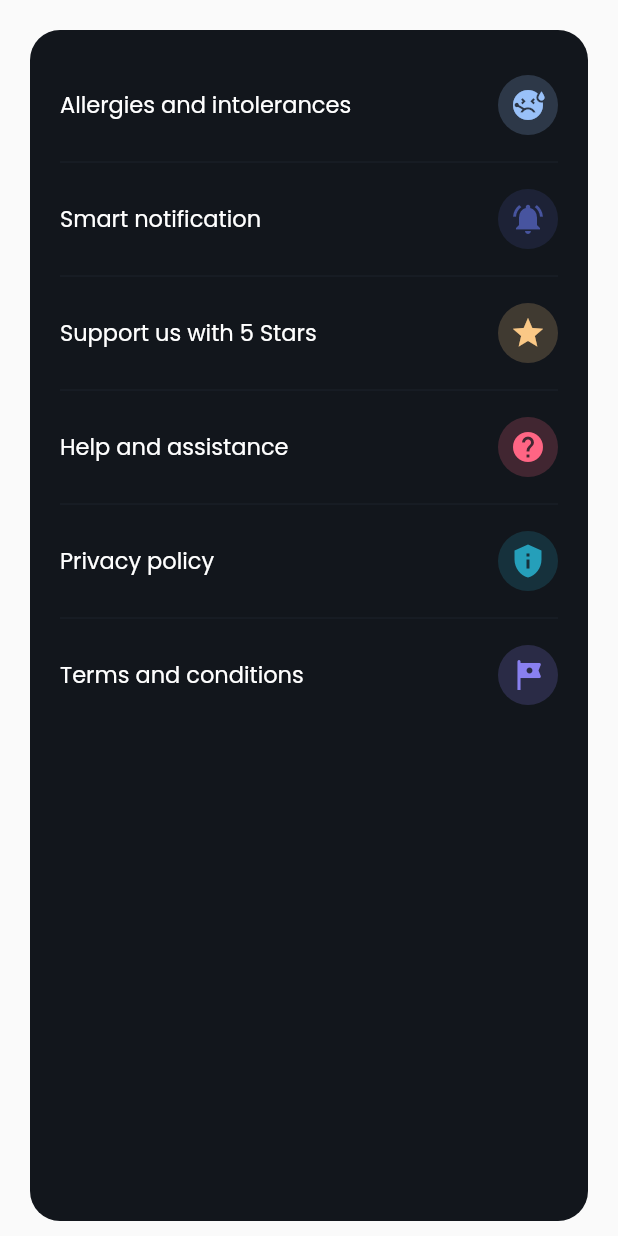
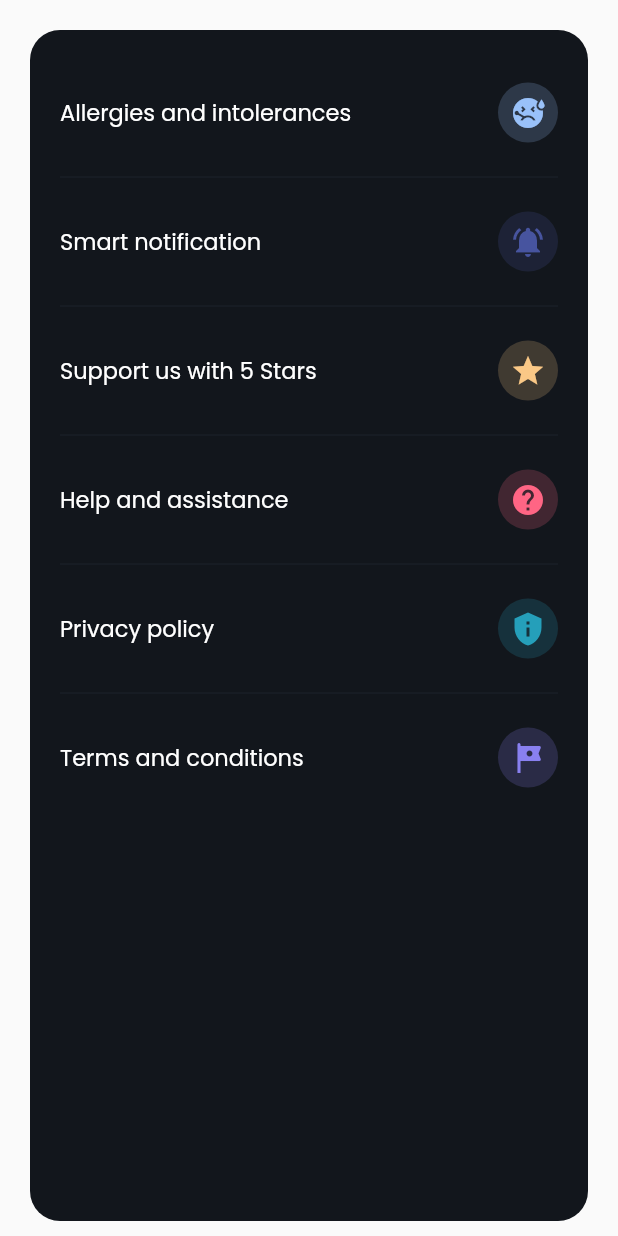
Before and after one commit to mitegj/food_match, a Flutter app: the SettingsArea widget shown alone on an empty page, opened directly with empty values, on a phone screen of 412 x 824 dp. Run offline on Flutter 3.47's test engine with Material 2 defaults, Android fonts, the phone set to English and light mode, and no system bars; our stand-ins replace cloud_firestore, firebase_auth, firebase_core, firebase_remote_config, fl_chart, flutter_local_notifications and 13 more; accounts and stored records are empty.

```diff
--- a/lib/services/user_database.dart
+++ b/lib/services/user_database.dart
@@ -41,7 +41,7 @@ class UserDatabase {
     try {
       String uid = FirebaseAuth.instance.currentUser!.uid.toString();
       await _firestore.collection(conf.userCollection).doc(uid).delete();
-      FirebaseAuth.instance.currentUser?.delete();
+      await FirebaseAuth.instance.currentUser?.delete();
       await FirebaseAuth.instance.signOut();
     } catch (e) {
       Get.snackbar(
--- a/lib/widgets/settings/settings_area.dart
+++ b/lib/widgets/settings/settings_area.dart
@@ -37,7 +37,7 @@ class SettingsArea extends StatelessWidget {
                   ));
             },
             child: Padding(
-              padding: const EdgeInsets.only(top: 10.0, bottom: 10),
+              padding: const EdgeInsets.only(top: 15.0, bottom: 15),
               child: Row(
                 mainAxisAlignment: MainAxisAlignment.spaceBetween,
                 children: [
@@ -65,7 +65,7 @@ class SettingsArea extends StatelessWidget {
                   ));
             },
             child: Padding(
-              padding: const EdgeInsets.only(top: 10.0, bottom: 10),
+              padding: const EdgeInsets.only(top: 15.0, bottom: 15),
               child: Row(
                 mainAxisAlignment: MainAxisAlignment.spaceBetween,
                 children: [
@@ -95,7 +95,7 @@ class SettingsArea extends StatelessWidget {
               conf.launchURL(lng);
             },
             child: Padding(
-              padding: const EdgeInsets.only(top: 10.0, bottom: 10),
+              padding: const EdgeInsets.only(top: 15.0, bottom: 15),
               child: Row(
                 mainAxisAlignment: MainAxisAlignment.spaceBetween,
                 children: [
@@ -124,7 +124,7 @@ class SettingsArea extends StatelessWidget {
               _settingController.openEmailFeedback();
             },
             child: Padding(
-              padding: const EdgeInsets.only(top: 10.0, bottom: 10),
+              padding: const EdgeInsets.only(top: 15.0, bottom: 15),
               child: Row(
                 mainAxisAlignment: MainAxisAlignment.spaceBetween,
                 children: [
@@ -155,7 +155,7 @@ class SettingsArea extends StatelessWidget {
               conf.launchURL(url);
             },
             child: Padding(
-              padding: const EdgeInsets.only(top: 10.0, bottom: 10),
+              padding: const EdgeInsets.only(top: 15.0, bottom: 15),
               child: Row(
                 mainAxisAlignment: MainAxisAlignment.spaceBetween,
                 children: [
@@ -186,7 +186,7 @@ class SettingsArea extends StatelessWidget {
               conf.launchURL(url);
             },
             child: Padding(
-              padding: const EdgeInsets.only(top: 10.0, bottom: 10),
+              padding: const EdgeInsets.only(top: 15.0, bottom: 15),
               child: Row(
                 mainAxisAlignment: MainAxisAlignment.spaceBetween,
                 children: [
```
